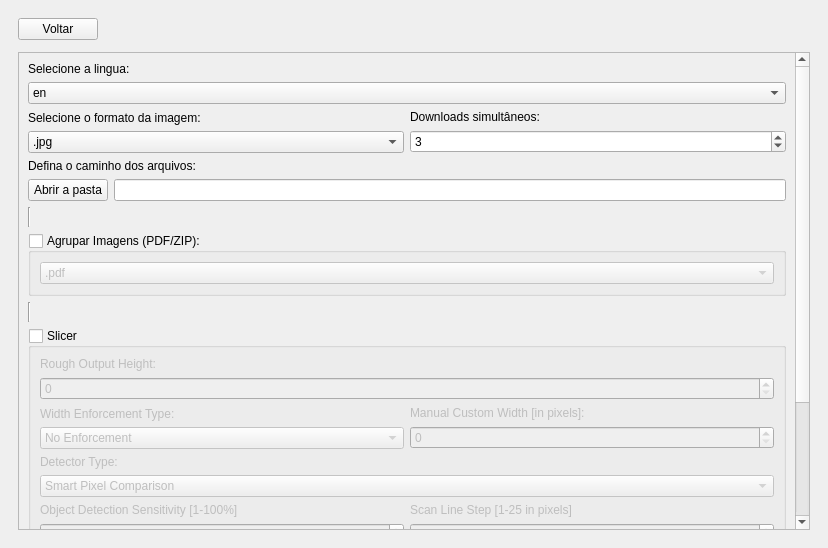
The window that src/GUI_qt/assets/main.ui (Lyem/pyneko) describes before a commit, drawn with Qt 5.
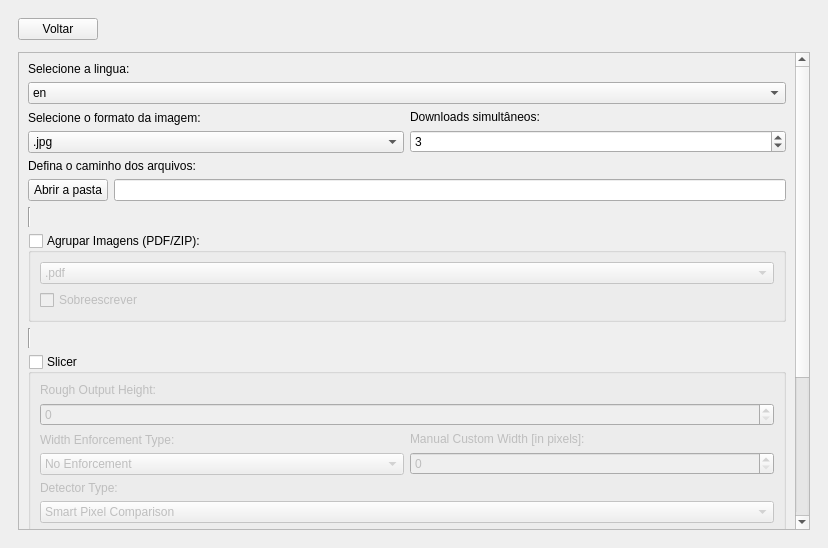
The same window after the commit. The open tabs and pages were chosen to show the change. Icons and pictures are not drawn.

```diff
--- a/src/GUI_qt/assets/main.ui
+++ b/src/GUI_qt/assets/main.ui
@@ -345,9 +345,9 @@
            <property name="geometry">
             <rect>
              <x>0</x>
-             <y>-350</y>
+             <y>-13</y>
              <width>779</width>
-             <height>822</height>
+             <height>838</height>
             </rect>
            </property>
            <layout class="QVBoxLayout" name="verticalLayout_7">
@@ -558,6 +558,13 @@
                    </item>
                   </widget>
                  </item>
+                 <item>
+                  <widget class="QCheckBox" name="replacegroupcheckBox">
+                   <property name="text">
+                    <string>Sobreescrever</string>
+                   </property>
+                  </widget>
+                 </item>
                 </layout>
                </widget>
               </item>
@@ -763,6 +770,13 @@
                    </property>
                   </widget>
                  </item>
+                 <item>
+                  <widget class="QCheckBox" name="replaceslicecheckBox">
+                   <property name="text">
+                    <string>Sobreescrever</string>
+                   </property>
+                  </widget>
+                 </item>
                 </layout>
                </widget>
               </item>
@@ -795,6 +809,9 @@
               </item>
               <item>
                <spacer name="verticalSpacer">
+                <property name="orientation">
+                 <enum>Qt::Vertical</enum>
+                </property>
                 <property name="sizeHint" stdset="0">
                  <size>
                   <width>20</width>
```
